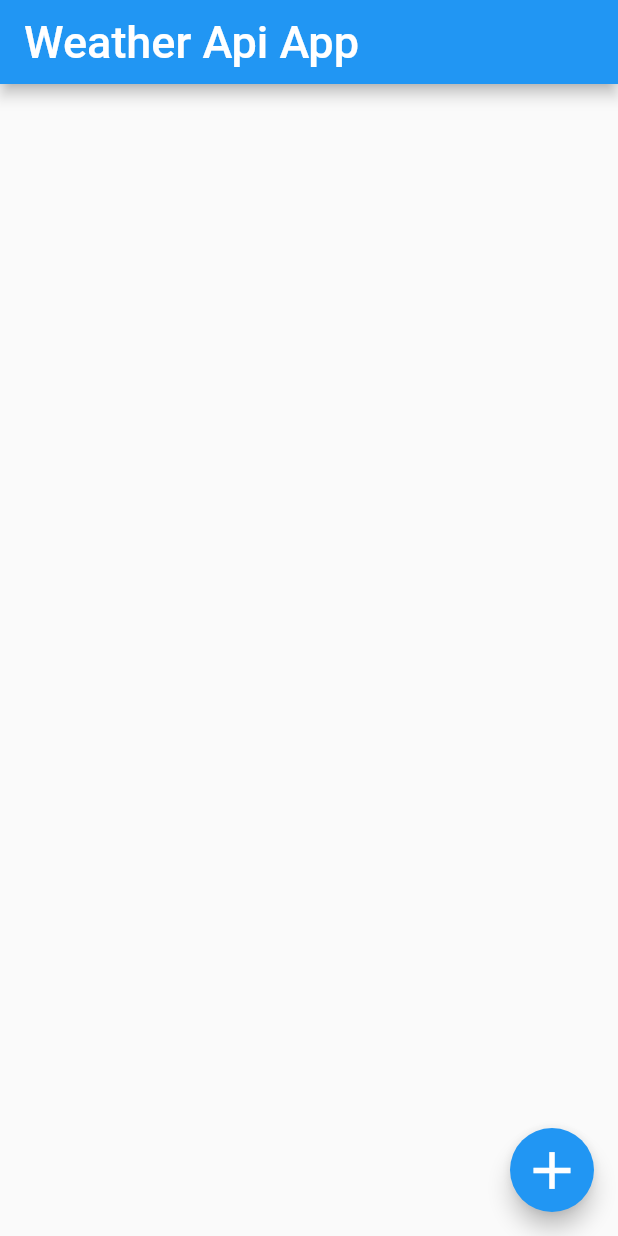
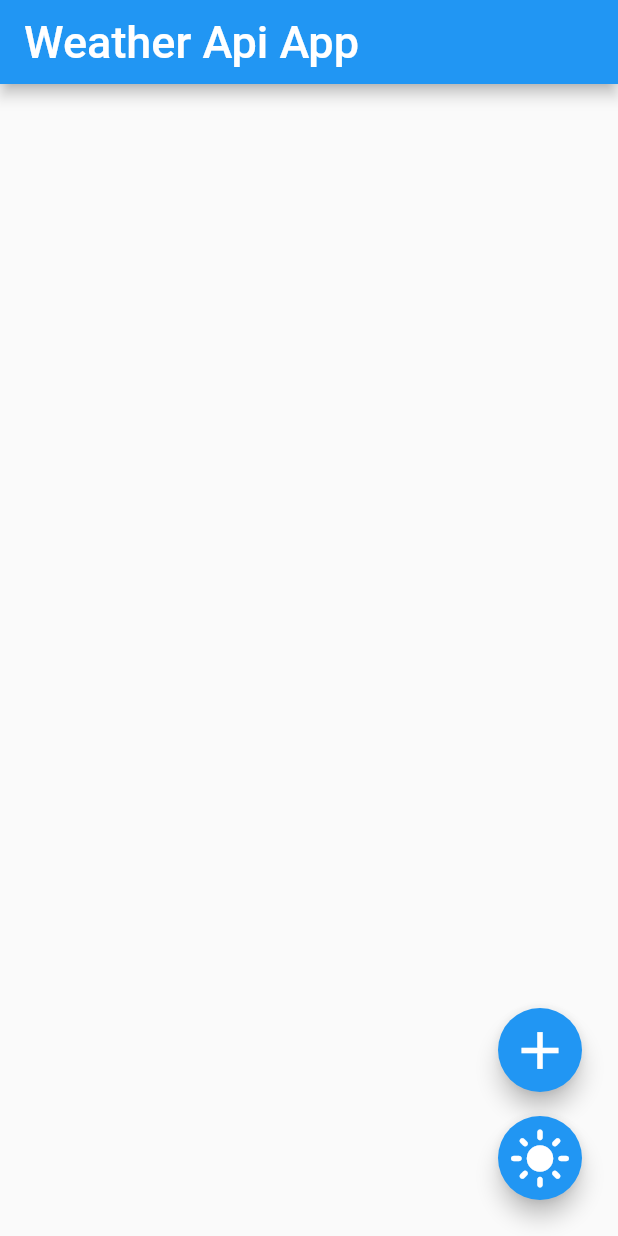
Before and after one commit to LHSang6403/Flutter-Weather-App, a Flutter app: the screen it shows after launch, on a phone screen of 412 x 824 dp. Run offline on Flutter 3.47's test engine with Material 2 defaults, Android fonts, the light colour scheme and no system bars; missing offline and left inert: confirm_dialog.

Commit message:
audit themes

```diff
--- /dev/null
+++ b/lib/data/item.dart
@@ -0,0 +1,13 @@
+class Item {
+  final int _id;
+  final String _status;
+  final double _temperature;
+  final String _location;
+
+  Item(this._id, this._status, this._temperature, this._location);
+
+  String getStatus() => _status;
+  int getId() => _id;
+  double getTemperature() => _temperature;
+  String getLocation() => _location;
+}
--- a/lib/data/items.dart
+++ b/lib/data/items.dart
@@ -1,24 +1,11 @@
 import 'package:http/http.dart' as http;
 import 'dart:convert';
 import 'generate_id.dart';
-
-class Item {
-  final int _id;
-  final String _status;
-  final double _temperature;
-  final String _address;
-
-  Item(this._id, this._status, this._temperature, this._address);
-
-  String getStatus() => _status;
-  int getId() => _id;
-  double getTemperature() => _temperature;
-  String getAddress() => _address;
-}
+import 'package:untitled/main.dart';
+import 'item.dart';
 
 class Data {
   List<Item> items = [];
-
   Data() {
     items = [];
   }
@@ -45,10 +32,6 @@ class Data {
       final tempC = weatherData['current']['temp_c'];
       final condition = weatherData['current']['condition']['text'];
 
-      //print('Weather:');
-      //print('Temp C: $tempC');
-      //print('Condition: $condition');
-
       var item = Item(getCurrentDateAsInt(), condition, tempC, location);
       items.add(item);
       PrintOut();
@@ -59,22 +42,22 @@ class Data {
 
   void PrintOut() {
     print('List:');
-    items.forEach((item) {
+    for (var item in items) {
       print(item.getId());
       print(item.getStatus());
       print(item.getTemperature());
-      print(item.getAddress());
+      print(item.getLocation());
       print('--');
-    });
+    }
     print('\n');
   }
 }
 
-void main() {
-  Data temp = Data();
+// void main() {
+//   Data temp = Data();
 
-  temp.dataHandleAdd('Hanoi');
-  temp.dataHandleAdd('New York');
-  temp.dataHandleAdd('Paris');
-  temp.dataHandleAdd('San Jose');
-}
+//   temp.dataHandleAdd('Hanoi');
+//   temp.dataHandleAdd('New York');
+//   temp.dataHandleAdd('Paris');
+//   temp.dataHandleAdd('San Jose');
+// }
--- a/lib/main.dart
+++ b/lib/main.dart
@@ -2,7 +2,6 @@ import 'package:flutter/material.dart';
 import 'widgets/card_body.dart';
 import 'widgets/card_input.dart';
 import 'data/items.dart';
-import 'data/generate_id.dart';
 
 void main() {
   runApp(const MaterialApp(
@@ -19,20 +18,21 @@ class MyApp extends StatefulWidget {
 }
 
 class _MyAppState extends State<MyApp> {
+  ThemeData currentTheme = ThemeData.light();
+
+  final modifiedTheme = ThemeData.light().copyWith(
+    // Customize properties of the theme
+    colorScheme: ThemeData.light().colorScheme.copyWith(
+          primary: Colors.red, // Change the primaryColor
+          secondary: Colors.blue, // Change the secondaryColor
+        ),
+  );
+
   Data weatherData = Data();
   void _handleAddCard(String locationName) {
-    // call api to get: status, temperature
-    // int idAdd = getCurrentDateAsInt();
-    // String statusAdd = 'unknow'; // api
-    // double temperatureAdd = 0; // api
-    // String locationAdd = locationName;
-
-    // var tempItem = Item(idAdd, statusAdd, temperatureAdd, locationAdd);
-    // setState(() {
-    //   //re-render _MyAppState when it has a change of this func add items
-    //   items.add(tempItem);
-    // });
     setState(() {
+      // late re-render error
+      print('setState, re-render');
       weatherData.dataHandleAdd(locationName);
     });
   }
@@ -43,9 +43,24 @@ class _MyAppState extends State<MyApp> {
     });
   }
 
+  void toggleTheme() {
+    //print(currentTheme);
+    setState(() {
+      if (currentTheme == ThemeData.light()) {
+        currentTheme = ThemeData.dark();
+      } else {
+        currentTheme = ThemeData.light();
+      }
+    });
+  }
+
   @override
   Widget build(BuildContext context) {
-    return Scaffold(
+    return MaterialApp(
+      theme: currentTheme,
+      home: Theme(
+        data: currentTheme,
+        child: Scaffold(
           appBar: AppBar(
             title: const Text(
               'Weather Api App',
@@ -59,18 +74,24 @@ class _MyAppState extends State<MyApp> {
                   .map((item) => CardBody(
                         item: item,
                         deleteCard: _handleDeleteCard,
+                        parentContext: context,
                       ))
                   .toList(),
             ),
           ),
-      floatingActionButton: FloatingActionButton(
+          floatingActionButton: Column(
+            mainAxisAlignment: MainAxisAlignment.end,
+            children: [
+              Padding(
+                padding: const EdgeInsets.all(8.0),
+                child: FloatingActionButton(
                   onPressed: () {
-          //print('click');
                     showModalBottomSheet(
                       isScrollControlled: true,
                       context: context,
                       shape: const RoundedRectangleBorder(
-                borderRadius: BorderRadius.vertical(top: Radius.circular(20))),
+                          borderRadius:
+                              BorderRadius.vertical(top: Radius.circular(20))),
                       builder: (BuildContext content) {
                         // context means the position where we want to show this modal -> MyApp
                         return CardInput(addCard: _handleAddCard);
@@ -82,6 +103,24 @@ class _MyAppState extends State<MyApp> {
                     size: 42,
                   ),
                 ),
+              ),
+              Padding(
+                padding: const EdgeInsets.all(8.0),
+                child: FloatingActionButton(
+                  onPressed: () {
+                    toggleTheme();
+                  },
+                  child: const Icon(
+                    Icons.light_mode,
+                    //Icons.dark_mode,
+                    size: 42,
+                  ),
+                ),
+              ),
+            ],
+          ),
+        ),
+      ),
     );
   }
 }
--- a/lib/widgets/card_input.dart
+++ b/lib/widgets/card_input.dart
@@ -1,5 +1,4 @@
 import 'package:flutter/material.dart';
-import 'package:untitled/data/items.dart';
 
 class CardInput extends StatelessWidget {
   CardInput({
--- a/pubspec.yaml
+++ b/pubspec.yaml
@@ -20,6 +20,7 @@ dependencies:
   cupertino_icons: ^1.0.2
   http: ^0.13.4
   confirm_dialog: ^1.0.1
+  provider: ^6.0.1
 
 dev_dependencies:
   flutter_test:
```
Also changed, not shown: lib/themes/themes.dart (+29 -18 lines), lib/widgets/card_body.dart (+12 -3 lines), pubspec.lock. Lines whose indentation alone changed are shown as unchanged.
